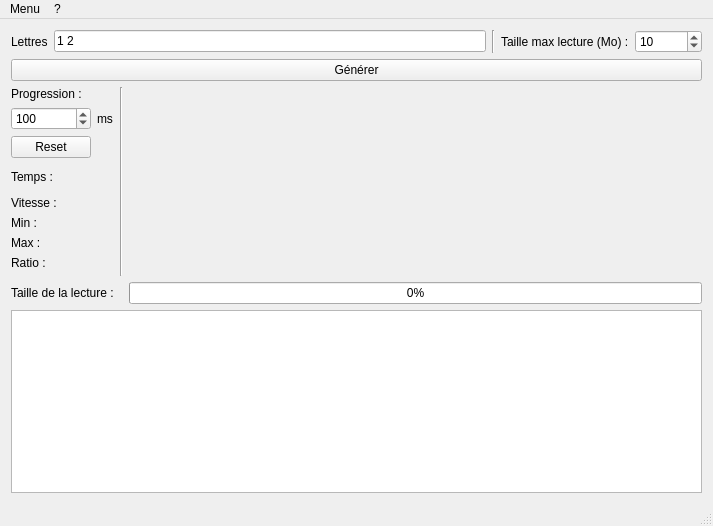
The window that mainwindow.ui (PJK136/KolakoskiGenerator) describes before a commit, drawn with Qt 5.
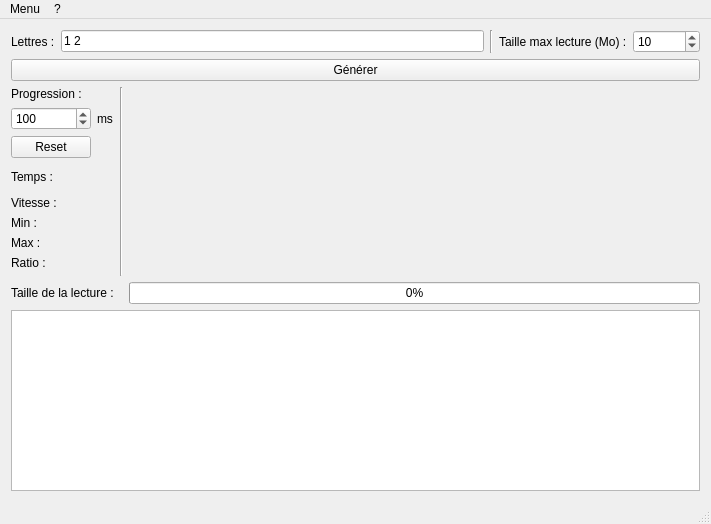
The same window after the commit. Custom widgets are drawn as their Qt base class.

Diff of the .ui file:
```diff
--- a/mainwindow.ui
+++ b/mainwindow.ui
@@ -6,8 +6,8 @@
    <rect>
     <x>0</x>
     <y>0</y>
-    <width>713</width>
-    <height>526</height>
+    <width>711</width>
+    <height>524</height>
    </rect>
   </property>
   <property name="windowTitle">
@@ -55,7 +55,7 @@
       <item>
        <widget class="QLabel" name="label_2">
         <property name="text">
-         <string>Lettres</string>
+         <string>Lettres :</string>
         </property>
        </widget>
       </item>
@@ -195,7 +195,7 @@
     <rect>
      <x>0</x>
      <y>0</y>
-     <width>713</width>
+     <width>711</width>
      <height>22</height>
     </rect>
    </property>
```
Left out of the diff: 44 changed lines with no effect on the pictures.
